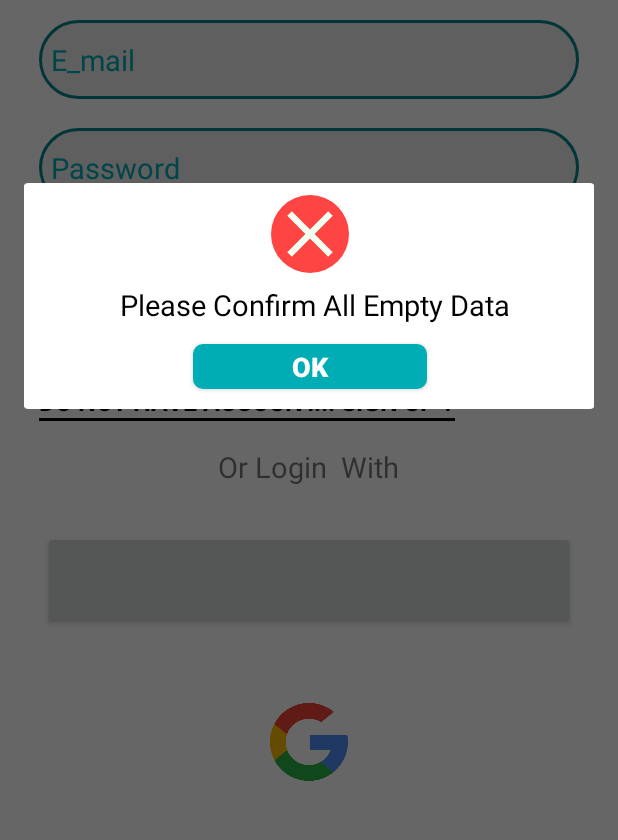
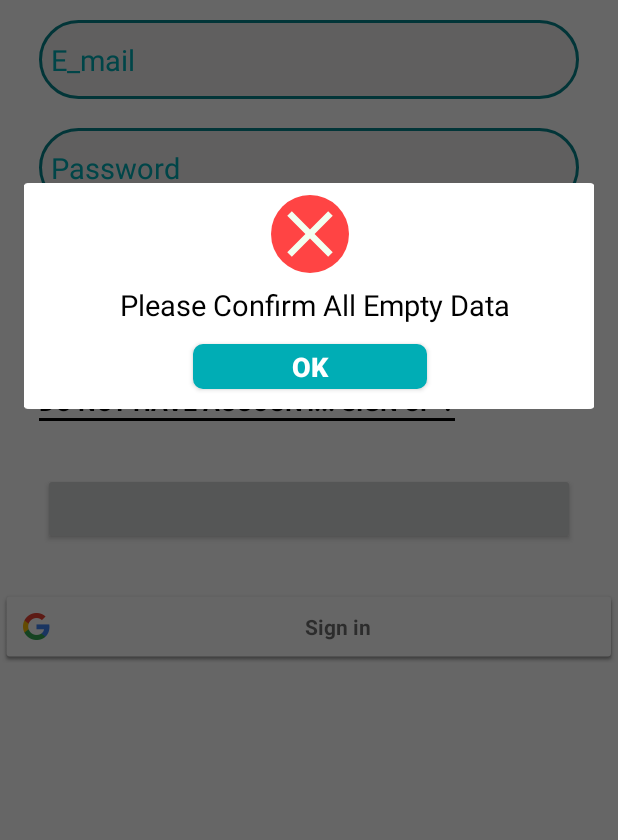
Before and after one commit to h4775346/Sakeny3, an Android app: the LoginActivity screen opened directly, with no data from a screen before it, after a tap on "LOG IN", on a phone screen of 412 x 824 dp, the part 322-1162 px from its top. Run offline under Robolectric (Android 15) with nearby library versions, the phone set to English and light mode, and no system bars; our stand-ins replace CircleImageView, Firebase (no records; nobody signed in at launch, a user with empty details on screens opened directly), sdp/ssp sizes; libraries missing offline, so code that uses them is left out: com.facebook, com.facebook.login; plain views replace LoginButton; 5 statements that could not run were skipped.

Commit message:
Added Login Design File

```diff
--- a/app/build.gradle
+++ b/app/build.gradle
@@ -36,10 +36,10 @@ dependencies {
     androidTestImplementation 'androidx.test:runner:1.2.0'
     androidTestImplementation 'androidx.test.espresso:espresso-core:3.2.0'
     implementation 'androidx.cardview:cardview:1.0.0'
+    implementation 'com.google.android.gms:play-services-auth:17.0.0'
+    implementation 'de.hdodenhof:circleimageview:3.0.1'
+    implementation 'com.facebook.android:facebook-android-sdk:[4,5)'
 
-
-    implementation 'com.facebook.android:facebook-android-sdk:[4,5)'
-    implementation 'de.hdodenhof:circleimageview:3.0.1'
     api 'com.theartofdev.edmodo:android-image-cropper:2.8.+'
 
 
--- a/app/src/main/res/layout/activity_login.xml
+++ b/app/src/main/res/layout/activity_login.xml
@@ -150,32 +150,35 @@
                 android:layout_height="wrap_content"
                 android:orientation="vertical"
                 android:layout_below="@id/txt_signup"
-                android:layout_marginTop="@dimen/_15sdp"
+                android:layout_marginTop="@dimen/_5sdp"
                 android:gravity="center"
                 >
 
-                <TextView
-                    android:layout_width="wrap_content"
-                    android:layout_height="wrap_content"
-
-                    android:textSize="@dimen/_15sdp"
-                    android:text="Or Login  With"
 
 
-
-                    />
 
 
     <com.facebook.login.widget.LoginButton
         android:id="@+id/login_button"
         android:layout_width="match_parent"
-                    android:layout_height="@dimen/_50sdp"
+        android:layout_height="wrap_content"
         android:layout_gravity="center_horizontal"
+        android:layout_marginHorizontal="@dimen/_22sdp"
         android:layout_marginTop="30dp"
         android:layout_marginBottom="30dp"
-                    android:layout_marginHorizontal="@dimen/_22sdp"
+
+
 
         />
+    <com.google.android.gms.common.SignInButton
+        android:layout_width="match_parent"
+        android:layout_height="wrap_content"
+        android:id="@+id/gmail_login"
+        android:layout_weight="1"
+
+
+/>
+
 
                 <LinearLayout
                     android:layout_width="match_parent"
@@ -190,15 +193,6 @@
 
 
 
-                    <androidx.appcompat.widget.AppCompatImageView
-                        android:id="@+id/gmail_login"
-                        android:layout_width="@dimen/_40sdp"
-                        android:layout_height="@dimen/_40sdp"
-                        android:src="@drawable/google"
-                        android:layout_marginHorizontal="@dimen/_15sdp"
-
-
-                        />
 
                 </LinearLayout>
 
--- a/app/src/main/res/layout/wrong_input_message.xml
+++ b/app/src/main/res/layout/wrong_input_message.xml
@@ -27,10 +27,9 @@
                 android:id="@+id/appCompatImageView"
                 android:layout_width="@dimen/_40sdp"
                 android:layout_height="@dimen/_40sdp"
-
                 android:layout_marginTop="8dp"
                 android:background="@drawable/circle_red"
-                android:scaleType="center"
+
                 app:layout_constraintEnd_toEndOf="parent"
                 app:layout_constraintStart_toStartOf="parent"
                 app:layout_constraintTop_toTopOf="parent"
```
Also changed, not shown: app/src/main/java/com/snonosystems/sakeny/LoginActivity.java (+122 -1 lines). Lines whose indentation alone changed are shown as unchanged.
